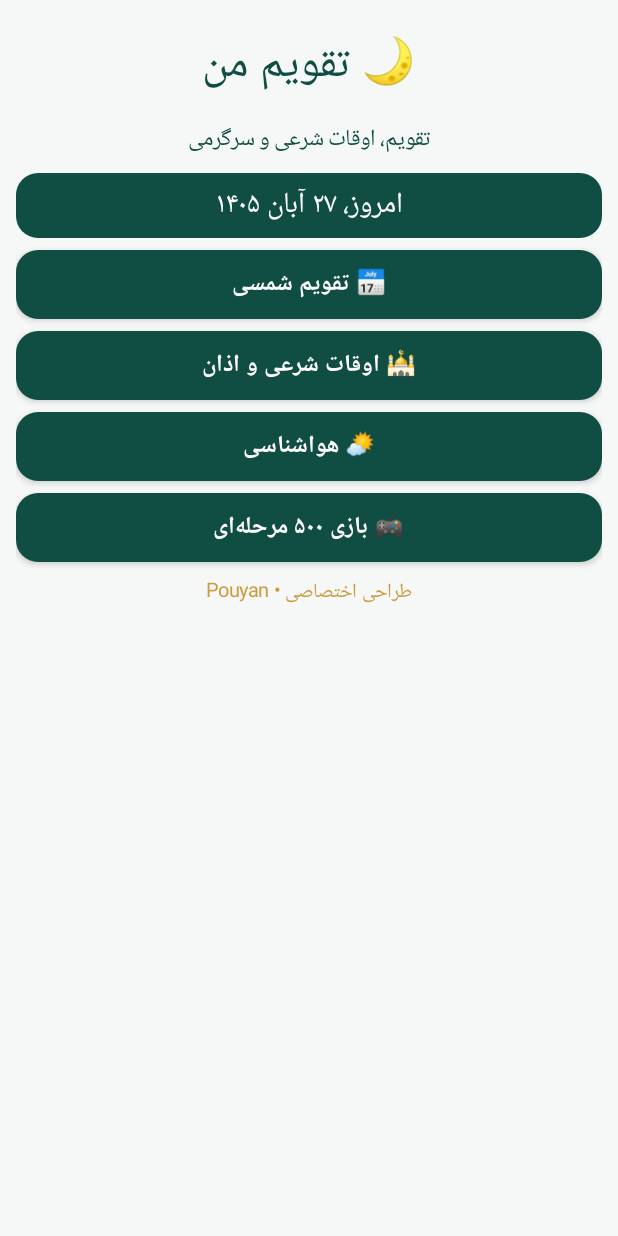
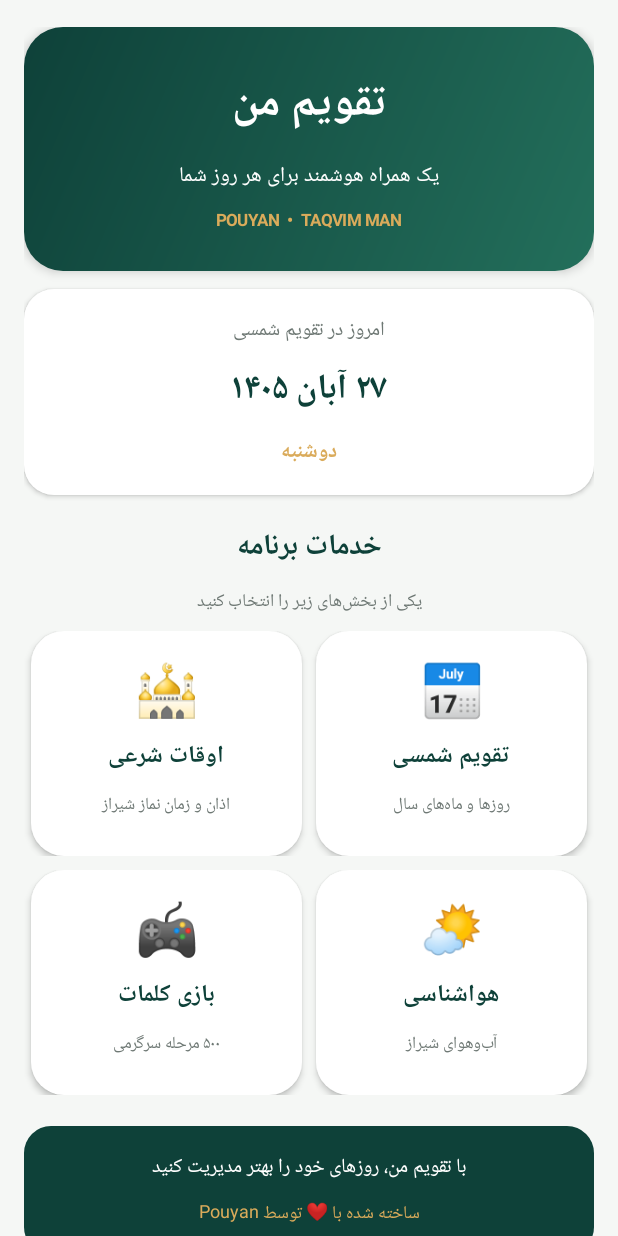
Before and after one commit to pouyan76/TaqvimMan, an Android app: the screen it shows after launch (MainActivity), on a phone screen of 412 x 824 dp. Run offline under Robolectric (Android 15) with nearby library versions, the phone set to English and light mode, and no system bars.

Commit message:
Update MainActivity.kt

```diff
--- a/app/src/main/java/ir/taqvimm/an/MainActivity.kt
+++ b/app/src/main/java/ir/taqvimm/an/MainActivity.kt
@@ -19,17 +19,19 @@ import org.json.JSONObject
 import java.net.HttpURLConnection
 import java.net.URL
 import java.text.SimpleDateFormat
+import java.util.Date
 import java.util.Locale
-import java.util.Date
 import java.util.concurrent.Executors
 
 class MainActivity : Activity() {
 
-    private val green = Color.rgb(16, 77, 67)
-    private val gold = Color.rgb(205, 155, 65)
-    private val light = Color.rgb(245, 248, 246)
-    private val red = Color.rgb(190, 45, 45)
+    private val green = Color.rgb(14, 65, 57)
+    private val greenLight = Color.rgb(35, 111, 91)
+    private val gold = Color.rgb(218, 171, 91)
+    private val background = Color.rgb(245, 247, 245)
     private val white = Color.WHITE
+    private val red = Color.rgb(190, 55, 55)
+    private val gray = Color.rgb(110, 120, 116)
 
     private lateinit var displayedMonth: Calendar
     private val executor = Executors.newSingleThreadExecutor()
@@ -48,11 +50,13 @@ class MainActivity : Activity() {
 
     override fun onCreate(savedInstanceState: Bundle?) {
         super.onCreate(savedInstanceState)
-
         displayedMonth = newPersianCalendar()
         displayedMonth.timeInMillis = System.currentTimeMillis()
+        showHome()
+    }
 
-        showHome()
+    private fun dp(value: Int): Int {
+        return (value * resources.displayMetrics.density).toInt()
     }
 
     private fun newPersianCalendar(): Calendar {
@@ -64,40 +68,41 @@ class MainActivity : Activity() {
 
     private fun fa(number: Int): String {
         val digits = "۰۱۲۳۴۵۶۷۸۹"
-
         return number.toString().map {
-            if (it in '0'..'9') {
-                digits[it - '0']
-            } else {
-                it
-            }
+            if (it in '0'..'9') digits[it - '0'] else it
         }.joinToString("")
     }
 
     private fun faTime(value: String): String {
         return value.map {
-            if (it in '0'..'9') {
-                "۰۱۲۳۴۵۶۷۸۹"[it - '0']
-            } else {
-                it
-            }
+            if (it in '0'..'9') "۰۱۲۳۴۵۶۷۸۹"[it - '0'] else it
         }.joinToString("")
     }
 
-    private fun rounded(
+    private fun shape(
         color: Int,
-        radius: Float
+        radius: Int
     ): GradientDrawable {
         return GradientDrawable().apply {
             setColor(color)
-            cornerRadius = radius
+            cornerRadius = dp(radius).toFloat()
         }
     }
 
-    private fun label(
+    private fun gradient(): GradientDrawable {
+        return GradientDrawable(
+            GradientDrawable.Orientation.TL_BR,
+            intArrayOf(green, greenLight)
+        ).apply {
+            cornerRadius = dp(26).toFloat()
+        }
+    }
+
+    private fun text(
         value: String,
         size: Float,
-        color: Int = green
+        color: Int = green,
+        bold: Boolean = false
     ): TextView {
         return TextView(this).apply {
             text = value
@@ -105,121 +110,251 @@ class MainActivity : Activity() {
             setTextColor(color)
             gravity = Gravity.CENTER
             textDirection = View.TEXT_DIRECTION_RTL
-            typeface = Typeface.DEFAULT
-            setPadding(4, 8, 4, 8)
-        }
-    }
-
-    private fun actionButton(
-        value: String,
-        color: Int = green,
-        action: () -> Unit
-    ): TextView {
-        return TextView(this).apply {
-            text = value
-            textSize = 16f
-            setTextColor(white)
-            gravity = Gravity.CENTER
-            typeface = Typeface.DEFAULT_BOLD
-            background = rounded(color, 22f)
-            elevation = 4f
-            isClickable = true
-            isFocusable = true
-            setPadding(8, 14, 8, 14)
-            minHeight = 58
-
-            setOnClickListener {
-                action()
-            }
+            if (bold) typeface = Typeface.DEFAULT_BOLD
+            setPadding(dp(5), dp(5), dp(5), dp(5))
         }
     }
 
     private fun page(): Pair<ScrollView, LinearLayout> {
         val scroll = ScrollView(this)
-        scroll.setBackgroundColor(light)
+        scroll.setBackgroundColor(background)
         scroll.isFillViewport = true
 
         val root = LinearLayout(this).apply {
             orientation = LinearLayout.VERTICAL
-            gravity = Gravity.CENTER_HORIZONTAL
             layoutDirection = View.LAYOUT_DIRECTION_RTL
-            setPadding(16, 20, 16, 24)
+            setPadding(dp(16), dp(18), dp(16), dp(28))
         }
 
         scroll.addView(root)
-
         return Pair(scroll, root)
     }
 
-    private fun buttonParams(): LinearLayout.LayoutParams {
+    private fun params(
+        top: Int = 8,
+        bottom: Int = 8
+    ): LinearLayout.LayoutParams {
         return LinearLayout.LayoutParams(
             LinearLayout.LayoutParams.MATCH_PARENT,
             LinearLayout.LayoutParams.WRAP_CONTENT
         ).apply {
-            setMargins(0, 6, 0, 6)
+            setMargins(0, dp(top), 0, dp(bottom))
         }
+    }
+
+    private fun featureCard(
+        emoji: String,
+        title: String,
+        description: String,
+        color: Int,
+        action: () -> Unit
+    ): LinearLayout {
+        val card = LinearLayout(this).apply {
+            orientation = LinearLayout.VERTICAL
+            gravity = Gravity.CENTER
+            background = shape(white, 22)
+            elevation = dp(3).toFloat()
+            setPadding(dp(8), dp(16), dp(8), dp(16))
+            isClickable = true
+            isFocusable = true
+            setOnClickListener { action() }
+        }
+
+        val icon = text(emoji, 34f)
+        card.addView(icon)
+
+        card.addView(
+            text(title, 16f, green, true)
+        )
+
+        card.addView(
+            text(description, 11f, gray)
+        )
+
+        val line = View(this).apply {
+            setBackgroundColor(color)
+        }
+
+        card.addView(
+            line,
+            LinearLayout.LayoutParams(
+                dp(38),
+                dp(3)
+            ).apply {
+                topMargin = dp(8)
+            }
+        )
+
+        return card
+    }
+
+    private fun addFeatureRow(
+        root: LinearLayout,
+        first: View,
+        second: View
+    ) {
+        val row = LinearLayout(this).apply {
+            orientation = LinearLayout.HORIZONTAL
+            layoutDirection = View.LAYOUT_DIRECTION_RTL
+        }
+
+        row.addView(
+            first,
+            LinearLayout.LayoutParams(0, dp(150), 1f).apply {
+                marginStart = dp(5)
+                marginEnd = dp(5)
+            }
+        )
+
+        row.addView(
+            second,
+            LinearLayout.LayoutParams(0, dp(150), 1f).apply {
+                marginStart = dp(5)
+                marginEnd = dp(5)
+            }
+        )
+
+        root.addView(row, params(5, 5))
     }
 
     private fun showHome() {
         val (scroll, root) = page()
 
-        root.addView(label("🌙 تقویم من", 30f))
-        root.addView(
-            label("تقویم، اوقات شرعی و سرگرمی", 15f)
+        // سربرگ برنامه
+        val header = LinearLayout(this).apply {
+            orientation = LinearLayout.VERTICAL
+            gravity = Gravity.CENTER
+            background = gradient()
+            setPadding(dp(18), dp(22), dp(18), dp(22))
+            elevation = dp(4).toFloat()
+        }
+
+        header.addView(
+            text("تقویم من", 30f, white, true)
         )
 
+        header.addView(
+            text("یک همراه هوشمند برای هر روز شما", 14f, white)
+        )
+
+        header.addView(
+            text("POUYAN  •  TAQVIM MAN", 11f, gold, true)
+        )
+
+        root.addView(header, params(0, 12))
+
+        // تاریخ امروز
         val today = newPersianCalendar()
         today.timeInMillis = System.currentTimeMillis()
 
-        val date =
-            "امروز، ${fa(today.get(Calendar.DAY_OF_MONTH))} " +
-            "${months[today.get(Calendar.MONTH)]} " +
-            fa(today.get(Calendar.YEAR))
+        val day = today.get(Calendar.DAY_OF_MONTH)
+        val month = today.get(Calendar.MONTH)
+        val year = today.get(Calendar.YEAR)
 
-        val dateCard = label(date, 19f, white)
-        dateCard.background = rounded(green, 22f)
+        val dateCard = LinearLayout(this).apply {
+            orientation = LinearLayout.VERTICAL
+            gravity = Gravity.CENTER
+            background = shape(white, 20)
+            elevation = dp(2).toFloat()
+            setPadding(dp(12), dp(12), dp(12), dp(12))
+        }
 
-        root.addView(dateCard, buttonParams())
+        dateCard.addView(
+            text("امروز در تقویم شمسی", 13f, gray)
+        )
+
+        dateCard.addView(
+            text(
+                "${fa(day)} ${months[month]} ${fa(year)}",
+                23f,
+                green,
+                true
+            )
+        )
+
+        val weekDay = today.get(Calendar.DAY_OF_WEEK)
+        val weekIndex = (weekDay + 5) % 7
+
+        dateCard.addView(
+            text(weekdays[weekIndex], 14f, gold, true)
+        )
+
+        root.addView(dateCard, params(0, 14))
 
         root.addView(
-            actionButton("📅 تقویم شمسی") {
-                showCalendar()
-            },
-            buttonParams()
+            text("خدمات برنامه", 19f, green, true)
         )
 
         root.addView(
-            actionButton("🕌 اوقات شرعی و اذان") {
-                showPrayerTimes()
-            },
-            buttonParams()
+            text("یکی از بخش‌های زیر را انتخاب کنید", 12f, gray)
         )
 
-        root.addView(
-            actionButton("🌤️ هواشناسی") {
+        // کارت‌های اصلی
+        addFeatureRow(
+            root,
+            featureCard(
+                "📅",
+                "تقویم شمسی",
+                "روزها و ماه‌های سال",
+                green
+            ) {
+                showCalendar()
+            },
+            featureCard(
+                "🕌",
+                "اوقات شرعی",
+                "اذان و زمان نماز شیراز",
+                gold
+            ) {
+                showPrayerTimes()
+            }
+        )
+
+        addFeatureRow(
+            root,
+            featureCard(
+                "🌤️",
+                "هواشناسی",
+                "آب‌وهوای شیراز",
+                Color.rgb(65, 145, 190)
+            ) {
                 Toast.makeText(
                     this,
-                    "بخش هواشناسی هنوز آماده نشده است",
+                    "بخش هواشناسی در حال آماده‌سازی است",
                     Toast.LENGTH_SHORT
                 ).show()
             },
-            buttonParams()
+            featureCard(
+                "🎮",
+                "بازی کلمات",
+                "۵۰۰ مرحله سرگرمی",
+                Color.rgb(150, 100, 180)
+            ) {
+                Toast.makeText(
+                    this,
+                    "بخش بازی در حال آماده‌سازی است",
+                    Toast.LENGTH_SHORT
+                ).show()
+            }
         )
 
-        root.addView(
-            actionButton("🎮 بازی ۵۰۰ مرحله‌ای") {
-                Toast.makeText(
-                    this,
-                    "بخش بازی هنوز آماده نشده است",
-                    Toast.LENGTH_SHORT
-                ).show()
-            },
-            buttonParams()
+        // نوار پایینی
+        val footer = LinearLayout(this).apply {
+            orientation = LinearLayout.VERTICAL
+            gravity = Gravity.CENTER
+            background = shape(green, 18)
+            setPadding(dp(12), dp(12), dp(12), dp(12))
+        }
+
+        footer.addView(
+            text("با تقویم من، روزهای خود را بهتر مدیریت کنید", 13f, white)
         )
 
-        root.addView(
-            label("طراحی اختصاصی • Pouyan", 13f, gold)
+        footer.addView(
+            text("ساخته شده با ❤️ توسط Pouyan", 12f, gold)
         )
+
+        root.addView(footer, params(16, 4))
 
         setContentView(scroll)
     }
@@ -228,11 +363,12 @@ class MainActivity : Activity() {
         val (scroll, root) = page()
 
         root.addView(
-            label("🕌 اوقات شرعی شیراز", 27f)
+            text("🕌 اوقات شرعی شیراز", 25f, green, true),
+            params(5, 5)
         )
 
         root.addView(
-            label("استان فارس • ایران", 16f, gold)
+            text("استان فارس • ایران", 14f, gold)
         )
 
         val dateFormat = SimpleDateFormat(
@@ -246,44 +382,35 @@ class MainActivity : Activity() {
         val today = dateFormat.format(Date())
 
         root.addView(
-            label("تاریخ: $today", 15f)
+            text("تاریخ: $today", 14f, gray)
         )
 
-        val status = label(
+        val status = text(
             "در حال دریافت زمان اذان...",
-            16f,
+            15f,
             gold
         )
 
-        root.addView(status, buttonParams())
+        root.addView(status, params())
 
         val prayerBox = LinearLayout(this).apply {
             orientation = LinearLayout.VERTICAL
-            background = rounded(white, 18f)
-            setPadding(12, 12, 12, 12)
+            background = shape(white, 22)
+            setPadding(dp(12), dp(12), dp(12), dp(12))
+            elevation = dp(3).toFloat()
         }
 
-        root.addView(prayerBox, buttonParams())
+        root.addView(prayerBox, params())
 
-        root.addView(
-            actionButton("🔄 دریافت دوباره زمان‌ها", gold) {
-                showPrayerTimes()
-            },
-            buttonParams()
+        val names = listOf(
+            "اذان صبح" to "Fajr",
+            "طلوع آفتاب" to "Sunrise",
+            "اذان ظهر" to "Dhuhr",
+            "اذان عصر" to "Asr",
+            "غروب آفتاب" to "Sunset",
+            "اذان مغرب" to "Maghrib",
+            "اذان عشا" to "Isha"
         )
-
-        root.addView(
-            actionButton("🏠 بازگشت به صفحه اصلی") {
-                showHome()
-            },
-            buttonParams()
-        )
-
-        root.addView(
-            label("Pouyan • Taqvim Man", 13f, gold)
-        )
-
-        setContentView(scroll)
 
         executor.execute {
             var connection: HttpURLConnection? = null
@@ -294,44 +421,25 @@ class MainActivity : Activity() {
                     "?latitude=29.5918&longitude=52.5837&method=7"
                 )
 
-                connection =
-                    url.openConnection() as HttpURLConnection
-
-                connection.requestMethod = "GET"
+                connection = url.openConnection() as HttpURLConnection
                 connection.connectTimeout = 15000
                 connection.readTimeout = 15000
+                connection.requestMethod = "GET"
 
-                val responseCode = connection.responseCode
-
-                if (responseCode !in 200..299) {
-                    throw Exception("HTTP error: $responseCode")
+                if (connection.responseCode !in 200..299) {
+                    throw Exception("Network error")
                 }
 
                 val response = connection.inputStream
                     .bufferedReader()
                     .use { it.readText() }
 
-                val json = JSONObject(response)
+                val timings = JSONObject(response)
+                    .getJSONObject("data")
+                    .getJSONObject("timings")
 
-                val data = json.getJSONObject("data")
-                val timings = data.getJSONObject("timings")
-
-                val prayerNames = listOf(
-                    "اذان صبح" to "Fajr",
-                    "طلوع آفتاب" to "Sunrise",
-                    "اذان ظهر" to "Dhuhr",
-                    "اذان عصر" to "Asr",
-                    "غروب آفتاب" to "Sunset",
-                    "اذان مغرب" to "Maghrib",
-                    "اذان عشا" to "Isha"
-                )
-
-                val results = prayerNames.map { pair ->
-                    val time = timings
-                        .getString(pair.second)
-                        .take(5)
-
-                    pair.first to time
+                val results = names.map {
+                    it.first to timings.getString(it.second).take(5)
                 }
 
                 runOnUiThread {
@@ -339,106 +447,106 @@ class MainActivity : Activity() {
 
                     for ((name, time) in results) {
                         prayerBox.addView(
-                            label(
-                                "$name : ${faTime(time)}",
-                                19f,
-                                green
+                            text(
+                                "$name     ${faTime(time)}",
+                                18f,
+                                green,
+                                true
                             )
                         )
                     }
 
-                    status.text =
-                        "زمان‌های امروز با موفقیت دریافت شد"
-
+                    status.text = "زمان‌های امروز دریافت شد"
                     status.setTextColor(green)
                 }
 
             } catch (e: Exception) {
                 runOnUiThread {
-                    status.text =
-                        "دریافت زمان‌ها ناموفق بود. اینترنت را بررسی کنید."
-
+                    status.text = "دریافت زمان‌ها ناموفق بود"
                     status.setTextColor(red)
-
-                    Toast.makeText(
-                        this,
-                        "خطا در دریافت اوقات شرعی",
-                        Toast.LENGTH_LONG
-                    ).show()
                 }
-
             } finally {
                 connection?.disconnect()
             }
         }
+
+        root.addView(
+            featureCard(
+                "🔄",
+                "دریافت دوباره",
+                "به‌روزرسانی زمان‌ها",
+                gold
+            ) {
+                showPrayerTimes()
+            },
+            params()
+        )
+
+        root.addView(
+            featureCard(
+                "🏠",
+                "صفحه اصلی",
+                "بازگشت به خانه",
+                green
+            ) {
+                showHome()
+            },
+            params()
+        )
+
+        setContentView(scroll)
     }
 
     private fun showCalendar() {
         val (scroll, root) = page()
 
         root.addView(
-            label("📅 تقویم شمسی", 27f)
+            text("📅 تقویم شمسی", 26f, green, true)
         )
 
         val year = displayedMonth.get(Calendar.YEAR)
         val month = displayedMonth.get(Calendar.MONTH)
 
         root.addView(
-            label(
-                "${months[month]} ${fa(year)}",
-                23f
-            )
+            text("${months[month]} ${fa(year)}", 23f, gold, true)
         )
 
         val navigation = LinearLayout(this).apply {
             orientation = LinearLayout.HORIZONTAL
-            gravity = Gravity.CENTER
             layoutDirection = View.LAYOUT_DIRECTION_RTL
         }
 
-        val nextButton = actionButton("ماه بعد ←", gold) {
-            displayedMonth.add(Calendar.MONTH, 1)
-            showCalendar()
+        val previous = text("ماه قبل", 15f, white, true).apply {
+            background = shape(green, 15)
+            setOnClickListener {
+                displayedMonth.add(Calendar.MONTH, -1)
+                showCalendar()
+            }
         }
 
-        val previousButton = actionButton("→ ماه قبل", gold) {
-            displayedMonth.add(Calendar.MONTH, -1)
-            showCalendar()
+        val next = text("ماه بعد", 15f, white, true).apply {
+            background = shape(green, 15)
+            setOnClickListener {
+                displayedMonth.add(Calendar.MONTH, 1)
+                showCalendar()
+            }
         }
 
         navigation.addView(
-            nextButton,
-            LinearLayout.LayoutParams(
-                0,
-                64,
-                1f
-            ).apply {
-                setMargins(4, 4, 4, 4)
+            previous,
+            LinearLayout.LayoutParams(0, dp(48), 1f).apply {
+                marginEnd = dp(5)
             }
         )
 
         navigation.addView(
-            previousButton,
-            LinearLayout.LayoutParams(
-                0,
-                64,
-                1f
-            ).apply {
-                setMargins(4, 4, 4, 4)
+            next,
+            LinearLayout.LayoutParams(0, dp(48), 1f).apply {
+                marginStart = dp(5)
             }
         )
 
-        root.addView(navigation, buttonParams())
-
-        root.addView(
-            actionButton("بازگشت به ماه جاری") {
-                displayedMonth.timeInMillis =
-                    System.currentTimeMillis()
-
-                showCalendar()
-            },
-            buttonParams()
-        )
+        root.addView(navigation, params())
 
         val today = newPersianCalendar()
         today.timeInMillis = System.currentTimeMillis()
@@ -446,89 +554,91 @@ class MainActivity : Activity() {
         val grid = GridLayout(this).apply {
             columnCount = 7
             layoutDirection = View.LAYOUT_DIRECTION_RTL
+            background = shape(white, 18)
+            setPadding(dp(5), dp(8), dp(5), dp(8))
         }
 
         for (name in weekdays) {
-            val color =
-                if (name == "جمعه") red else green
-
             grid.addView(
-                label(name, 10f, color),
+                text(
+                    name,
+                    10f,
+                    if (name == "جمعه") red else green,
+                    true
+                ),
                 gridParams()
             )
         }
 
-        val firstDay =
-            displayedMonth.clone() as Calendar
+        val first = displayedMonth.clone() as Calendar
+        first.set(Calendar.DAY_OF_MONTH, 1)
 
-        firstDay.set(Calendar.DAY_OF_MONTH, 1)
+        val offset = first.get(Calendar.DAY_OF_WEEK) % 7
 
-        val offset =
-            firstDay.get(Calendar.DAY_OF_WEEK) % 7
-
-        val days =
-            displayedMonth.getActualMaximum(
-                Calendar.DAY_OF_MONTH
-            )
+        val days = displayedMonth.getActualMaximum(
+            Calendar.DAY_OF_MONTH
+        )
 
         repeat(offset) {
-            grid.addView(
-                label("", 14f),
-                gridParams()
-            )
+            grid.addView(text("", 14f), gridParams())
         }
 
         for (day in 1..days) {
-            val date =
-                displayedMonth.clone() as Calendar
-
+            val date = displayedMonth.clone() as Calendar
             date.set(Calendar.DAY_OF_MONTH, day)
 
-            val isFriday =
-                date.get(Calendar.DAY_OF_WEEK) ==
-                Calendar.FRIDAY
+            val friday =
+                date.get(Calendar.DAY_OF_WEEK) == Calendar.FRIDAY
 
             val isToday =
                 year == today.get(Calendar.YEAR) &&
                 month == today.get(Calendar.MONTH) &&
                 day == today.get(Calendar.DAY_OF_MONTH)
 
-            val cell = label(
+            val cell = text(
                 fa(day),
-                16f,
+                15f,
                 when {
                     isToday -> white
-                    isFriday -> red
+                    friday -> red
                     else -> green
-                }
+                },
+                true
             )
 
             if (isToday) {
-                cell.background = rounded(green, 16f)
+                cell.background = shape(green, 12)
             }
 
             grid.addView(cell, gridParams())
         }
 
-        root.addView(grid)
+        root.addView(grid, params())
 
         root.addView(
-            actionButton("🏠 بازگشت به صفحه اصلی") {
-                showHome()
+            featureCard(
+                "📍",
+                "ماه جاری",
+                "بازگشت به امروز",
+                gold
+            ) {
+                displayedMonth.timeInMillis =
+                    System.currentTimeMillis()
+                showCalendar()
             },
-            buttonParams()
+            params()
         )
 
         root.addView(
-            label(
-                "جمعه‌ها با رنگ قرمز مشخص شده‌اند",
-                13f,
-                red
-            )
-        )
-
-        root.addView(
-            label("Pouyan • Taqvim Man", 13f, gold)
+            featureCard(
+                "🏠",
+                "صفحه اصلی",
+                "بازگشت به خانه",
+                green
+            ) {
+                showHome()
+            },
+            params()
         )
 
         setContentView(scroll)
@@ -537,19 +647,17 @@ class MainActivity : Activity() {
     private fun gridParams(): GridLayout.LayoutParams {
         return GridLayout.LayoutParams().apply {
             width = 0
-            height = 54
-
+            height = dp(52)
             columnSpec = GridLayout.spec(
                 GridLayout.UNDEFINED,
                 1f
             )
-
-            setMargins(2, 3, 2, 3)
+            setMargins(dp(2), dp(3), dp(2), dp(3))
         }
     }
 
     override fun onDestroy() {
+        executor.shutdown()
         super.onDestroy()
-        executor.shutdown()
     }
 }
```
